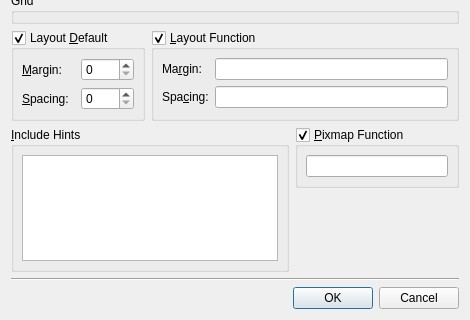
qt/qttools, file src/designer/src/components/formeditor/formwindowsettings.ui: the form before one commit; both pictures show x 0 to 470 and y 146 to 466 of the 470 by 466 pixel window.
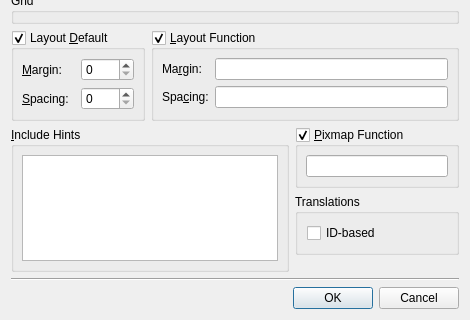
The form after the commit. Custom widgets are drawn as their Qt base class.

Commit message:
Qt Designer: Support id-based translations
- Introduce a per-string id attribute and a global
  attribute indicating whether the form uses ids.
- Introduce a new "id" subproperty in the property editor
  which is used depending on the form setting.
- Add a settings to the form settings dialog.

[ChangeLog][Qt Designer] Qt Designer now supports id-based translations.

Task-number: QTBUG-34610

```diff
--- a/src/designer/src/components/formeditor/formwindowsettings.ui
+++ b/src/designer/src/components/formeditor/formwindowsettings.ui
@@ -170,20 +170,7 @@
      </item>
     </layout>
    </item>
-   <item row="5" column="1">
-    <spacer>
-     <property name="orientation">
-      <enum>Qt::Vertical</enum>
-     </property>
-     <property name="sizeHint" stdset="0">
-      <size>
-       <width>111</width>
-       <height>115</height>
-      </size>
-     </property>
-    </spacer>
-   </item>
-   <item row="7" column="0" colspan="2">
+   <item row="8" column="0" colspan="2">
     <widget class="QDialogButtonBox" name="buttonBox">
      <property name="orientation">
       <enum>Qt::Horizontal</enum>
@@ -193,14 +180,14 @@
      </property>
     </widget>
    </item>
-   <item row="6" column="0" colspan="2">
+   <item row="7" column="0" colspan="2">
     <widget class="Line" name="line">
      <property name="orientation">
       <enum>Qt::Horizontal</enum>
      </property>
     </widget>
    </item>
-   <item row="4" column="0" rowspan="2">
+   <item row="4" column="0" rowspan="3">
     <widget class="QGroupBox" name="includeHintsGroupBox">
      <property name="title">
       <string>&amp;Include Hints</string>
@@ -259,6 +246,35 @@
      </layout>
     </widget>
    </item>
+   <item row="5" column="1">
+    <widget class="QGroupBox" name="translationsGroupBox">
+     <property name="title">
+      <string>Translations</string>
+     </property>
+     <layout class="QVBoxLayout" name="verticalLayout_2">
+      <item>
+       <widget class="QCheckBox" name="idBasedTranslationsCheckBox">
+        <property name="text">
+         <string>ID-based</string>
+        </property>
+       </widget>
+      </item>
+     </layout>
+    </widget>
+   </item>
+   <item row="6" column="1">
+    <spacer>
+     <property name="orientation">
+      <enum>Qt::Vertical</enum>
+     </property>
+     <property name="sizeHint" stdset="0">
+      <size>
+       <width>111</width>
+       <height>115</height>
+      </size>
+     </property>
+    </spacer>
+   </item>
   </layout>
  </widget>
  <customwidgets>
```
The commit also changes 13 other files.
